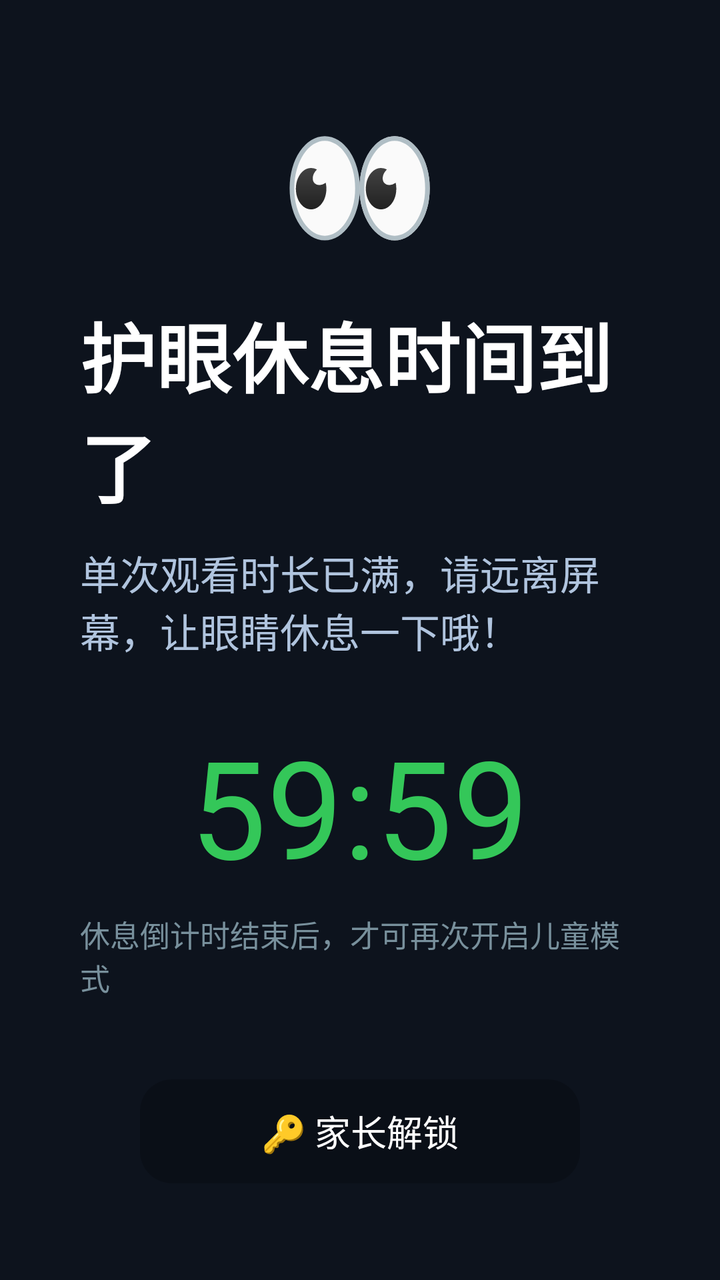
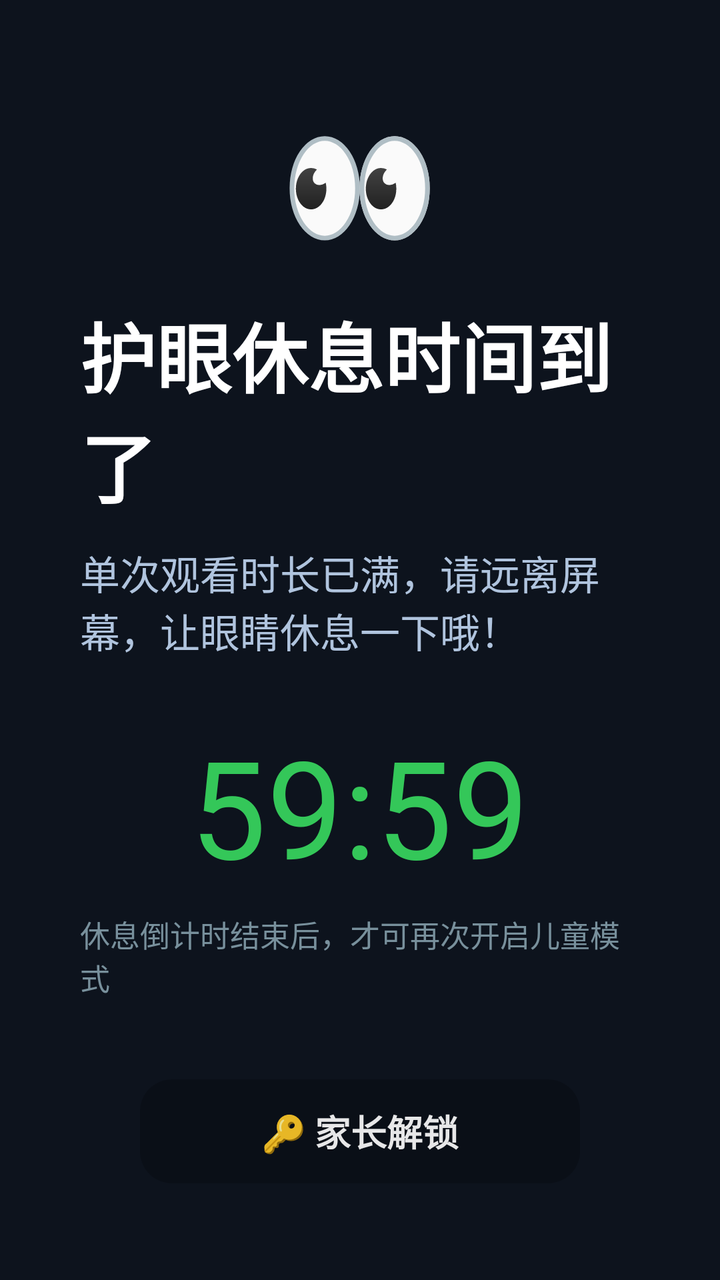

Compare the two renders of this Android layout. The source of the first and the diff that turns it into the second are given below.
<!-- AndroidManifest.xml: activity theme android:Theme.NoTitleBar.Fullscreen -->
<!-- res/layout/activity_child_rest.xml -->
<?xml version="1.0" encoding="utf-8"?>
<FrameLayout xmlns:android="http://schemas.android.com/apk/res/android"
    android:id="@+id/rest_root"
    android:layout_width="match_parent"
    android:layout_height="match_parent"
    android:background="#FF0D131D"
    android:focusable="true"
    android:focusableInTouchMode="true">

    <LinearLayout
        android:layout_width="wrap_content"
        android:layout_height="wrap_content"
        android:layout_gravity="center"
        android:gravity="center"
        android:orientation="vertical"
        android:padding="40dp">

        <TextView
            android:layout_width="wrap_content"
            android:layout_height="wrap_content"
            android:text="👀"
            android:textSize="64sp" />

        <TextView
            android:id="@+id/tv_rest_title"
            android:layout_width="wrap_content"
            android:layout_height="wrap_content"
            android:layout_marginTop="16dp"
            android:text="护眼休息时间到了"
            android:textColor="#FFFFFFFF"
            android:textSize="38sp"
            android:textStyle="bold" />

        <TextView
            android:id="@+id/tv_rest_message"
            android:layout_width="wrap_content"
            android:layout_height="wrap_content"
            android:layout_marginTop="12dp"
            android:text="单次观看时长已满，请远离屏幕，让眼睛休息一下哦！"
            android:textColor="#B0C4DE"
            android:textSize="20sp" />

        
        <TextView
            android:id="@+id/tv_rest_countdown"
            android:layout_width="wrap_content"
            android:layout_height="wrap_content"
            android:layout_marginTop="28dp"
            android:text="59:59"
            android:textColor="#34C759"
            android:textSize="68sp"
            android:fontFamily="sans-serif-thin"
            android:textStyle="bold" />

        <TextView
            android:id="@+id/tv_rest_hint"
            android:layout_width="wrap_content"
            android:layout_height="wrap_content"
            android:layout_marginTop="8dp"
            android:text="休息倒计时结束后，才可再次开启儿童模式"
            android:textColor="#78909C"
            android:textSize="15sp" />

        <Button
            android:id="@+id/btn_parent_unlock"
            android:layout_width="220dp"
            android:layout_height="52dp"
            android:layout_marginTop="40dp"
            android:background="@drawable/emotn_card_bg"
            android:text="🔑 家长解锁"
            android:textColor="#FFFFFFFF"
            android:textSize="18sp"
            android:focusable="true" />

    </LinearLayout>

</FrameLayout>
<!-- resources referenced by this layout -->
<resources>
  <!-- drawable emotn_card_bg (drawable) -->
  <?xml version="1.0" encoding="utf-8"?>
  <selector xmlns:android="http://schemas.android.com/apk/res/android">
      <item android:state_focused="true">
          <shape android:shape="rectangle">
              <solid android:color="#FFFFFFFF" />
              <corners android:radius="16dp" />
              <stroke android:width="3dp" android:color="#FFFFFFFF" />
          </shape>
      </item>
      <item>
          <shape android:shape="rectangle">
              <solid android:color="#33000000" />
              <corners android:radius="16dp" />
          </shape>
      </item>
  </selector>
</resources>

<!-- the commit's change to res/layout/activity_child_rest.xml (unified diff, before → after) -->
@@ -68,7 +68,8 @@
             android:layout_marginTop="40dp"
             android:background="@drawable/emotn_card_bg"
             android:text="🔑 家长解锁"
-            android:textColor="#FFFFFFFF"
+            android:textColor="@color/menu_item_text_color"
+            android:textStyle="bold"
             android:textSize="18sp"
             android:focusable="true" />
 
